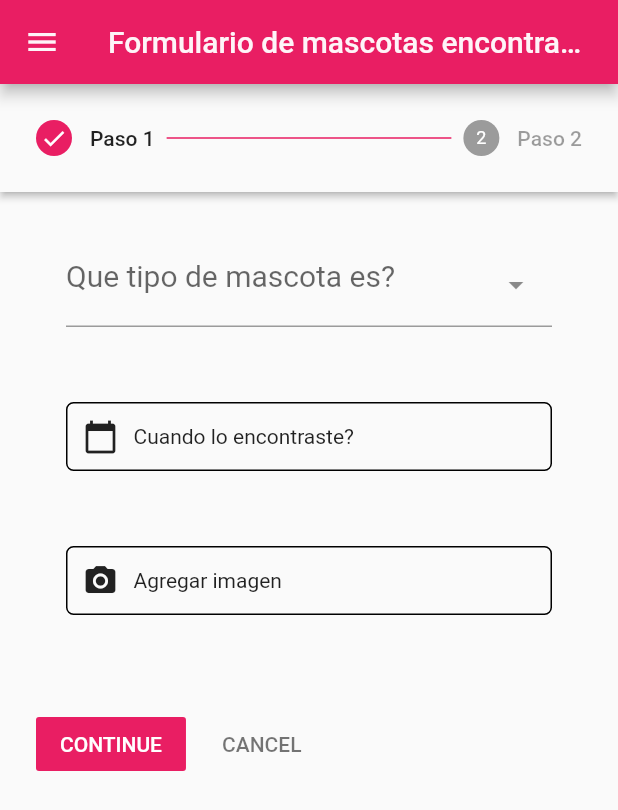
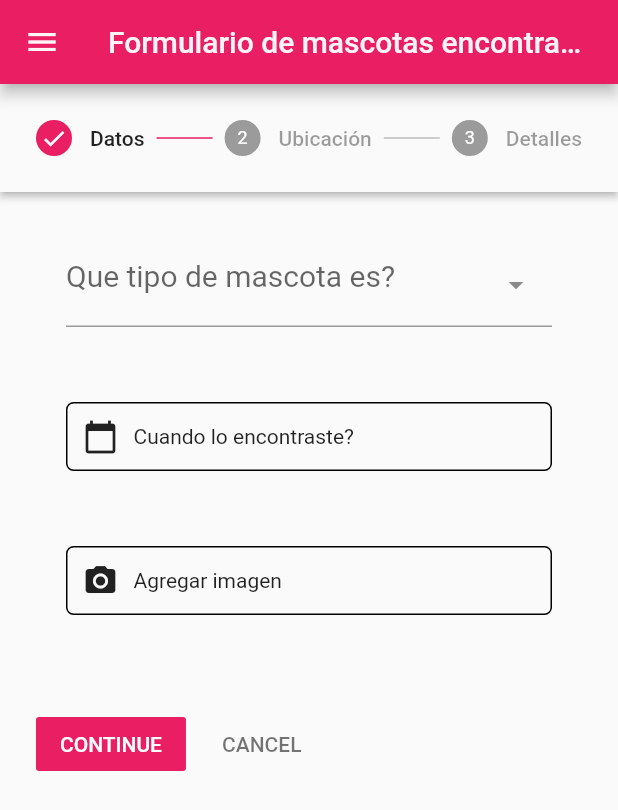
Before and after one commit to usaginotsuki/PetFinder, a Flutter app: the FoundForm screen opened directly, on a phone screen of 412 x 824 dp. Shown: the top 810 px of the screen. Run offline on Flutter 3.47's test engine with Material 2 defaults, Android fonts, the phone set to English and light mode, and no system bars; drawn by our look-alikes of select_form_field; our stand-ins replace cloud_firestore, email_validator, firebase_auth, firebase_core, flutter_datetime_picker, flutter_signin_button and 7 more; missing offline and left inert: easy_image_viewer, phone_form_field, place_picker; accounts and stored records are empty; network calls fail.

```diff
--- a/lib/pages/lost_found_pets/found_form.page.dart
+++ b/lib/pages/lost_found_pets/found_form.page.dart
@@ -22,11 +22,19 @@ class FoundForm extends StatefulWidget {
 
 class _FoundFormState extends State<FoundForm> {
   final formKey = GlobalKey<FormState>();
+  final _formKey = GlobalKey<FormState>();
+
+  TextEditingController description = TextEditingController();
   final GlobalKey<ScaffoldState> _scaffoldKey = new GlobalKey<ScaffoldState>();
   final List<Map<String, dynamic>> _categories = [
     {'value': 'dog', 'label': 'Perro', 'icon': Icon(Icons.pets)},
     {'value': 'cat', 'label': 'Gato'},
     {'value': 'other', 'label': 'Otro'}
+  ];
+  final List<Map<String, dynamic>> _sizes = [
+    {'value': 'small', 'label': 'Pequeño', 'icon': Icon(Icons.pets)},
+    {'value': 'medium', 'label': 'Mediano'},
+    {'value': 'largue', 'label': 'Grande'}
   ];
   final ImagePicker _picker = ImagePicker();
   bool dateSelected = false;
@@ -38,6 +46,7 @@ class _FoundFormState extends State<FoundForm> {
   LatLng _pickedLocation = LatLng(0, 0);
   final Completer<GoogleMapController> _controller =
       Completer<GoogleMapController>();
+
   @override
   Widget build(BuildContext context) {
     final screenSize = MediaQuery.of(context);
@@ -85,7 +94,7 @@ class _FoundFormState extends State<FoundForm> {
       Step(
         state: currentStep >= 0 ? StepState.complete : StepState.disabled,
         isActive: currentStep >= 0,
-        title: Text("Paso 1"),
+        title: Text("Datos"),
         content: SingleChildScrollView(
           child: Form(
             key: formKey,
@@ -240,7 +249,7 @@ class _FoundFormState extends State<FoundForm> {
       ),
       Step(
         state: currentStep >= 1 ? StepState.complete : StepState.disabled,
-        title: Text("Paso 2"),
+        title: Text("Ubicación"),
         content: Container(
           child: Column(
             children: [
@@ -293,6 +302,45 @@ class _FoundFormState extends State<FoundForm> {
         ),
         isActive: currentStep >= 1,
       ),
+      Step(
+        state: currentStep >= 2 ? StepState.complete : StepState.disabled,
+        title: Text("Detalles"),
+        content: Container(
+          child: Column(
+            children: [
+              Form(key: _formKey, child: Column(children: [])),
+              Padding(
+                padding: const EdgeInsets.symmetric(horizontal: 20),
+                child: TextButton(
+                  onPressed: () {
+                    if (placeSelected && dateSelected && imageSelected) {
+                      setState(() {
+                        currentStep = 3;
+                      });
+                      saveNewReport();
+                    } else {
+                      ScaffoldMessenger.of(context).showSnackBar(
+                        const SnackBar(
+                          content: Text(
+                              'Debes seleccionar una fecha, una imagen y un lugar'),
+                        ),
+                      );
+                    }
+                  },
+                  child: const Text(
+                    'Publicar',
+                    style: TextStyle(color: Colors.white),
+                  ),
+                  style: ButtonStyle(
+                    backgroundColor:
+                        MaterialStateProperty.all<Color>(Colors.blue),
+                  ),
+                ),
+              ),
+            ],
+          ),
+        ),
+      )
     ];
   }
 
@@ -322,4 +370,6 @@ class _FoundFormState extends State<FoundForm> {
       }
     });
   }
+
+  saveNewReport() {}
 }
--- a/lib/services/auth.services.dart
+++ b/lib/services/auth.services.dart
@@ -105,8 +105,8 @@ class AuthServices {
 
           userServices.createUser(user);
         }
-        sharedPrefs.setString('userID', userCredential.user!.uid);
-        dev.log(sharedPrefs.getString('userID').toString());
+        sharedPrefs.setUserID(userCredential.user!.uid);
+
         if (!context.mounted) return;
         Navigator.push(
             context, MaterialPageRoute(builder: (context) => HomeScreen()));
--- a/lib/widgets/drawer.widget.dart
+++ b/lib/widgets/drawer.widget.dart
@@ -1,9 +1,13 @@
 import 'package:flutter/material.dart';
 import 'package:pet_finder/pages/homescreen.page.dart';
+import 'package:pet_finder/pages/login.page.dart';
 import 'package:pet_finder/pages/profile.page.dart';
+import 'package:pet_finder/services/shared_prefs.services.dart';
 
 @override
 Widget drawerMenu(BuildContext context) {
+  SharedPrefs sharedPrefs = SharedPrefs();
+  var screenSize = MediaQuery.of(context).size;
   return Drawer(
     child: ListView(
       children: [
@@ -34,6 +38,18 @@ Widget drawerMenu(BuildContext context) {
             );
           },
         ),
+        Padding(padding: EdgeInsets.only(top: screenSize.height * 0.55)),
+        ListTile(
+          title: Text("Cerrar Sesión"),
+          trailing: Icon(Icons.logout),
+          onTap: () {
+            sharedPrefs.setUserID("");
+            Navigator.push(
+              context,
+              MaterialPageRoute(builder: (context) => LoginPage()),
+            );
+          },
+        ),
       ],
     ),
   );
```
Also changed, not shown: lib/pages/login.page.dart (+29 -9 lines), lib/services/shared_prefs.services.dart (+9 -2 lines), pubspec.lock.
